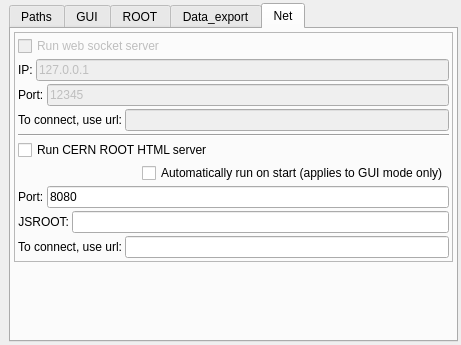
Before: the Qt Designer form ants3bundle/src/ants3/gui/aglobsetwindow.ui in andrmor/ANTS3bundle, drawn with Qt 5.
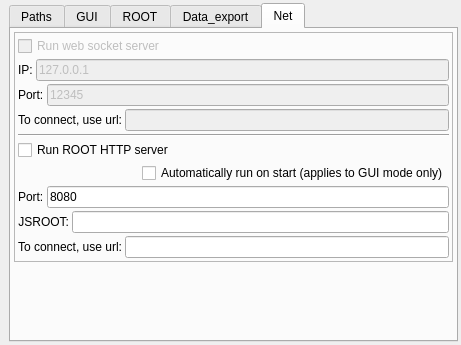
After: the same form once the commit is applied. The open tabs and pages were chosen to show the change.

Diff of the .ui file:
```diff
--- a/ants3bundle/src/ants3/gui/aglobsetwindow.ui
+++ b/ants3bundle/src/ants3/gui/aglobsetwindow.ui
@@ -780,7 +780,7 @@
            <item>
             <widget class="QCheckBox" name="cbRunRootServer">
              <property name="text">
-              <string>Run CERN ROOT HTML server</string>
+              <string>Run ROOT HTTP server</string>
              </property>
             </widget>
            </item>
```
